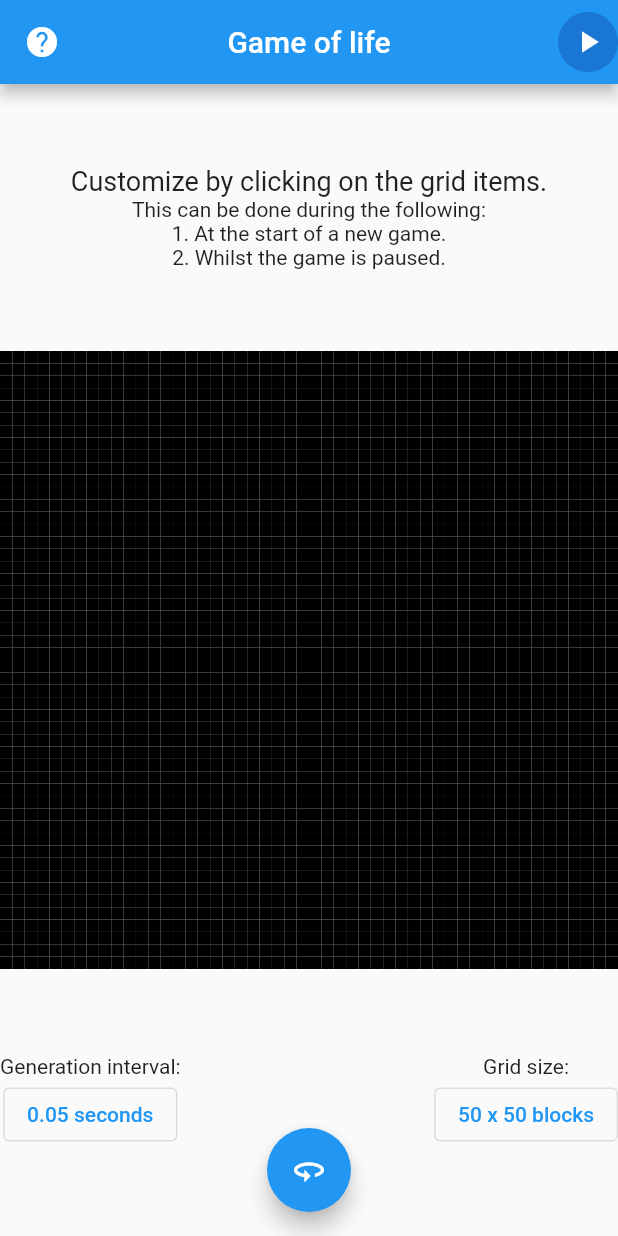
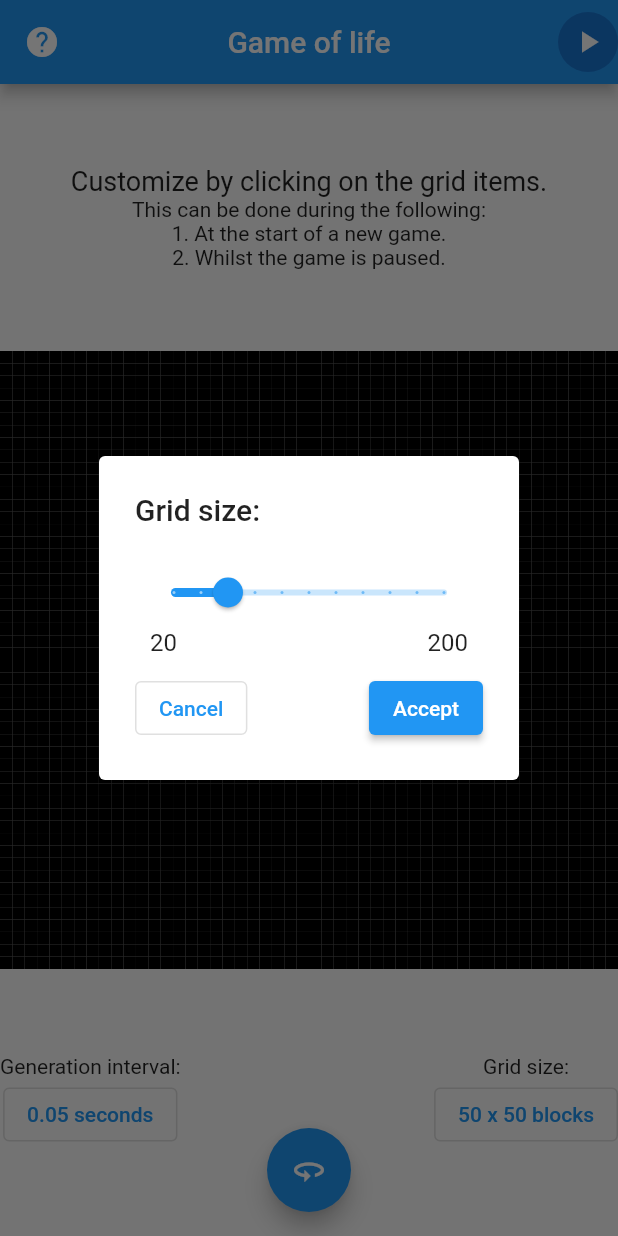
Before and after one commit to ChinHairSaintClair/flutter_game_of_life, a Flutter app: the screen it shows after launch, after a tap on an icon or button, on a phone screen of 412 x 824 dp. Run offline on Flutter 3.47's test engine with Material 2 defaults, Android fonts, the phone set to English and light mode, and no system bars.

Commit message:
Ability to update grid size and poll interval

```diff
--- a/lib/game.dart
+++ b/lib/game.dart
@@ -2,6 +2,7 @@ import 'dart:math';
 import 'dart:async';
 
 import 'package:flutter/material.dart';
+import 'package:game_of_life/value_slider_dialog.dart';
 import 'package:url_launcher/url_launcher.dart';
 
 import 'game_constants.dart';
@@ -19,16 +20,15 @@ class _GameState extends State<Game> {
   bool _isRunning = false;
   List<List<bool>> _tracker = _generateList();
 
-  static const int _milliseconds = DEFAULT_TICK_INTERVAL;
-  static const int _gridSize = DEFAULT_GRID_SIZE;
+  static int _milliseconds = DEFAULT_TICK_INTERVAL;
+  static int _gridSize = DEFAULT_GRID_SIZE;
 
-  Stream _stream = Stream.periodic(const Duration(milliseconds: _milliseconds));
+  Stream _stream = _createStream();
   late StreamSubscription _periodicSub;
 
   @override
   void initState() {
-    _periodicSub = _stream.listen(
-        (_) => _isRunning ? _buildNextIteration() : print('empty tick'));
+    _periodicSub = _createStreamSubscription();
     super.initState();
   }
 
@@ -157,8 +157,8 @@ class _GameState extends State<Game> {
           children: [
             const Text(TICK_DESCRIPTION_HEADER),
             OutlinedButton(
-              child: const Text('${_milliseconds / 1000} $TICK_MEASUREMENT'),
-              onPressed: () => _setGenerationInterval(),
+              child: Text('${_milliseconds / 1000} $TICK_MEASUREMENT'),
+              onPressed: _isRunning ? null : () => _setGenerationInterval(),
             ),
           ],
         ),
@@ -167,8 +167,8 @@ class _GameState extends State<Game> {
           children: [
             const Text(GRID_SIZE_DESCRIPTION_HEADER),
             OutlinedButton(
-              child: const Text('$_gridSize x $_gridSize $GRID_MEASUREMENT'),
-              onPressed: () => _setGridSize(),
+              child: Text('$_gridSize x $_gridSize $GRID_MEASUREMENT'),
+              onPressed: _isRunning ? null : () => _setGridSize(),
             ),
           ],
         ),
@@ -198,6 +198,15 @@ class _GameState extends State<Game> {
   static List<List<bool>> _generateList() {
     return List.generate(_gridSize,
         (index) => List.generate(_gridSize, (i) => Random().nextBool()));
+  }
+
+  static Stream _createStream() {
+    return Stream.periodic(Duration(milliseconds: _milliseconds));
+  }
+
+  StreamSubscription _createStreamSubscription() {
+    return _stream.listen(
+        (_) => _isRunning ? _buildNextIteration() : print('empty tick'));
   }
 
   _manuallyToggleBlockState(int x, y) {
@@ -294,12 +303,52 @@ class _GameState extends State<Game> {
     });
   }
 
-  _setGenerationInterval() {
-    // TODO:
+  _setGenerationInterval() async {
+    var data = await showDialog(
+      context: context,
+      builder: (ctx) => ValueSliderDialog(
+        title: TICK_DESCRIPTION_HEADER,
+        minValue: MIN_TICK_INTERVAL,
+        startValue: _milliseconds,
+        maxValue: MAX_TICK_INTERVAL,
+        cancelText: CANCEL,
+        acceptText: ACCEPT,
+      ),
+    );
+
+    if (data == null) {
+      return;
+    }
+
+    setState(() {
+      _milliseconds = data;
+      _periodicSub.cancel();
+      _stream = _createStream();
+      _periodicSub = _createStreamSubscription();
+    });
   }
 
-  _setGridSize() {
-    // TODO:
+  _setGridSize() async {
+    var data = await showDialog(
+      context: context,
+      builder: (ctx) => ValueSliderDialog(
+        title: GRID_SIZE_DESCRIPTION_HEADER,
+        minValue: MIN_GRID_SIZE,
+        startValue: _gridSize,
+        maxValue: MAX_GRID_SIZE,
+        cancelText: CANCEL,
+        acceptText: ACCEPT,
+      ),
+    );
+
+    if (data == null) {
+      return;
+    }
+
+    setState(() {
+      _gridSize = data;
+      _tracker = _generateList();
+    });
   }
 
   @override
--- a/lib/game_constants.dart
+++ b/lib/game_constants.dart
@@ -1,5 +1,6 @@
 const WIKI_LINK_TOOLTIP = "Wikipedia - Conway's game of life";
-const GAME_OF_LIFE_URL = "https://en.wikipedia.org/wiki/Conway%27s_Game_of_Life";
+const GAME_OF_LIFE_URL =
+    "https://en.wikipedia.org/wiki/Conway%27s_Game_of_Life";
 const UNABLE_TO_LAUNCH_URL = 'Could not launch';
 
 const GAME_INSTRUCTION_HEADER = 'Customize by clicking on the grid items.';
@@ -8,11 +9,17 @@ const GAME_INSTRUCTION_1 = '1. At the start of a new game.';
 const GAME_INSTRUCTION_2 = '2. Whilst the game is paused.';
 
 const TICK_DESCRIPTION_HEADER = 'Generation interval:';
+const MIN_TICK_INTERVAL = 50;
 const DEFAULT_TICK_INTERVAL = 50;
+const MAX_TICK_INTERVAL = 200;
 const TICK_MEASUREMENT = 'seconds';
 
 const GRID_SIZE_DESCRIPTION_HEADER = 'Grid size:';
+const MIN_GRID_SIZE = 20;
 const DEFAULT_GRID_SIZE = 50;
+const MAX_GRID_SIZE = 200;
 const GRID_MEASUREMENT = 'blocks';
 
 const RESET = 'Reset';
+const CANCEL = 'Cancel';
+const ACCEPT = 'Accept';
--- /dev/null
+++ b/lib/value_slider_dialog.dart
@@ -0,0 +1,83 @@
+import 'package:flutter/material.dart';
+
+class ValueSliderDialog extends StatefulWidget {
+  const ValueSliderDialog({
+    Key? key,
+    required this.title,
+    required this.minValue,
+    required this.startValue,
+    required this.maxValue,
+    required this.cancelText,
+    required this.acceptText,
+  }) : super(key: key);
+
+  final String title;
+  final int minValue;
+  final int startValue;
+  final int maxValue;
+  final String cancelText;
+  final String acceptText;
+
+  @override
+  State<ValueSliderDialog> createState() => _ValueSliderDialogState();
+}
+
+class _ValueSliderDialogState extends State<ValueSliderDialog> {
+  late double _min;
+  late double _value;
+  late double _max;
+
+  @override
+  void initState() {
+    _min = widget.minValue.toDouble();
+    _value = widget.startValue.toDouble();
+    _max = widget.maxValue.toDouble();
+    super.initState();
+  }
+
+  @override
+  Widget build(BuildContext context) {
+    return AlertDialog(
+      title: Text(widget.title),
+      content: Column(
+        mainAxisSize: MainAxisSize.min,
+        children: [
+          Slider(
+            min: _min,
+            value: _value,
+            max: _max,
+            divisions: 10,
+            label: '${_value.toInt()} x ${_value.toInt()}',
+            onChanged: (val) => setState(() => _value = val),
+          ),
+          Padding(
+            padding: const EdgeInsets.symmetric(horizontal: 10),
+            child: Row(
+              mainAxisAlignment: MainAxisAlignment.spaceBetween,
+              children: [
+                Text('${_min.toInt()}'),
+                Text('${_max.toInt()}'),
+              ],
+            ),
+          ),
+          const SizedBox(
+            height: 10,
+          ),
+          Row(
+            mainAxisAlignment: MainAxisAlignment.spaceBetween,
+            children: [
+              OutlinedButton(
+                child: Text(widget.cancelText),
+                onPressed: () => Navigator.of(context).pop(),
+              ),
+              ElevatedButton(
+                child: Text(widget.acceptText),
+                onPressed: () => Navigator.of(context).pop(_value.toInt()),
+              ),
+            ],
+          ),
+        ],
+      ),
+    );
+  }
+}
```
